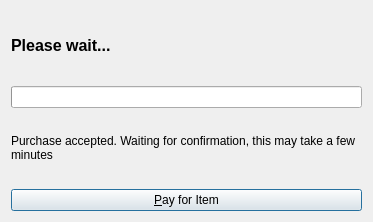
Before: the Qt Designer form src/qt/forms/offerpaydialog.ui in syscoin/syscoin1, drawn with Qt 5.
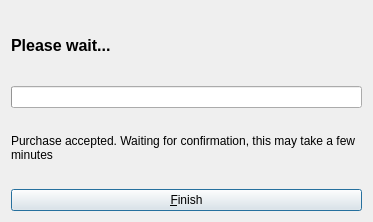
After: the same form once the commit is applied. Icons and pictures are not drawn.

What changed in the file:
```diff
--- a/src/qt/forms/offerpaydialog.ui
+++ b/src/qt/forms/offerpaydialog.ui
@@ -14,17 +14,6 @@
    <string>Pay For Item</string>
   </property>
   <layout class="QGridLayout" name="gridLayout">
-   <item row="3" column="0">
-    <widget class="QPushButton" name="payButton">
-     <property name="text">
-      <string>&amp;Pay for Item</string>
-     </property>
-     <property name="icon">
-      <iconset resource="../bitcoin.qrc">
-       <normaloff>:/icons/send</normaloff>:/icons/send</iconset>
-     </property>
-    </widget>
-   </item>
    <item row="0" column="0">
     <layout class="QHBoxLayout" name="horizontalLayout">
      <item>
@@ -81,6 +70,17 @@
      </property>
     </widget>
    </item>
+   <item row="3" column="0">
+    <widget class="QPushButton" name="finishButton">
+     <property name="text">
+      <string>&amp;Finish</string>
+     </property>
+     <property name="icon">
+      <iconset resource="../bitcoin.qrc">
+       <normaloff>:/icons/synced</normaloff>:/icons/synced</iconset>
+     </property>
+    </widget>
+   </item>
   </layout>
  </widget>
  <resources>
```
